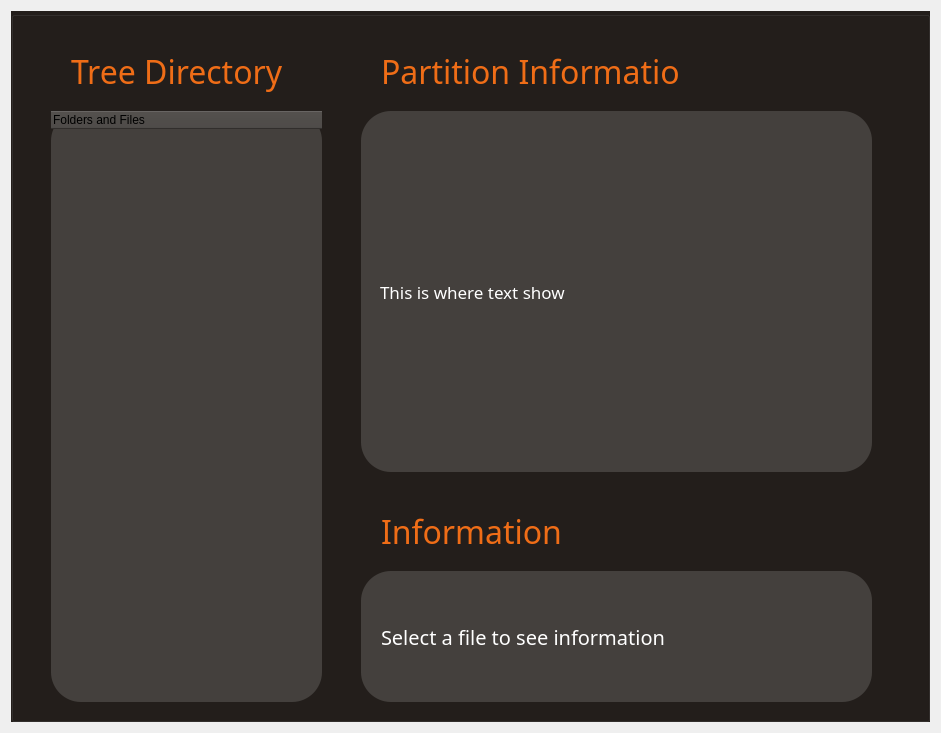
The window that src/ui_src/ui_file/paritioninfowindow.ui (ketamean/OS-Project1) describes before a commit, drawn with Qt 5.
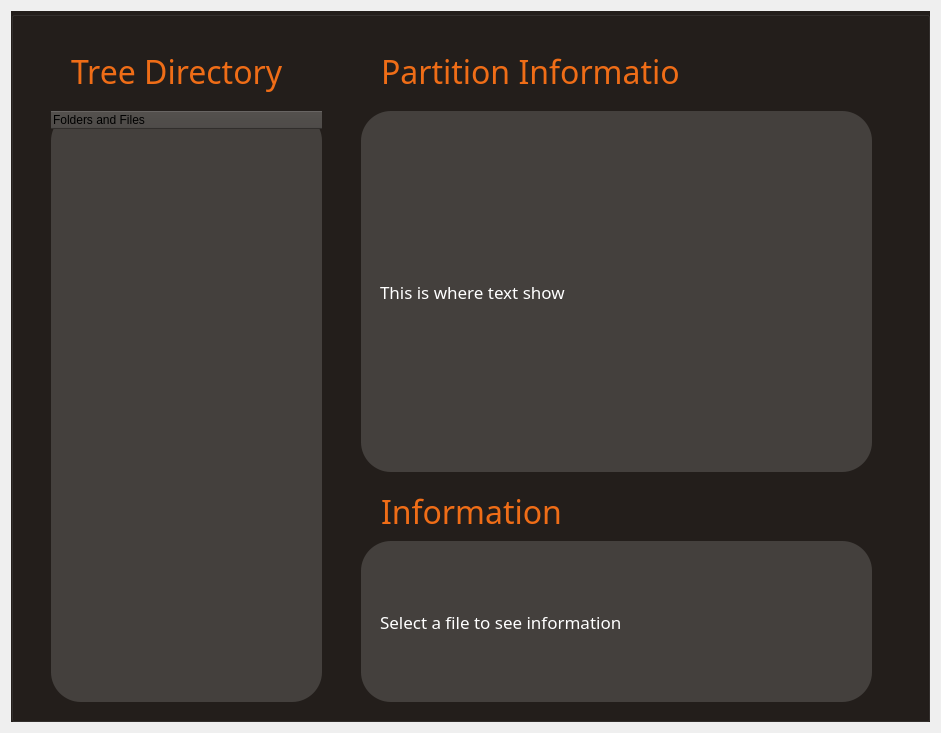
The same window after the commit.

Patch:
```diff
--- a/src/ui_src/ui_file/paritioninfowindow.ui
+++ b/src/ui_src/ui_file/paritioninfowindow.ui
@@ -70,7 +70,7 @@
       <property name="geometry">
        <rect>
         <x>370</x>
-        <y>500</y>
+        <y>480</y>
         <width>181</width>
         <height>41</height>
        </rect>
@@ -153,15 +153,15 @@
       <property name="geometry">
        <rect>
         <x>350</x>
-        <y>560</y>
+        <y>530</y>
         <width>511</width>
-        <height>131</height>
+        <height>161</height>
        </rect>
       </property>
       <property name="font">
        <font>
         <family>Outfit</family>
-        <pointsize>15</pointsize>
+        <pointsize>13</pointsize>
        </font>
       </property>
       <property name="styleSheet">
```
